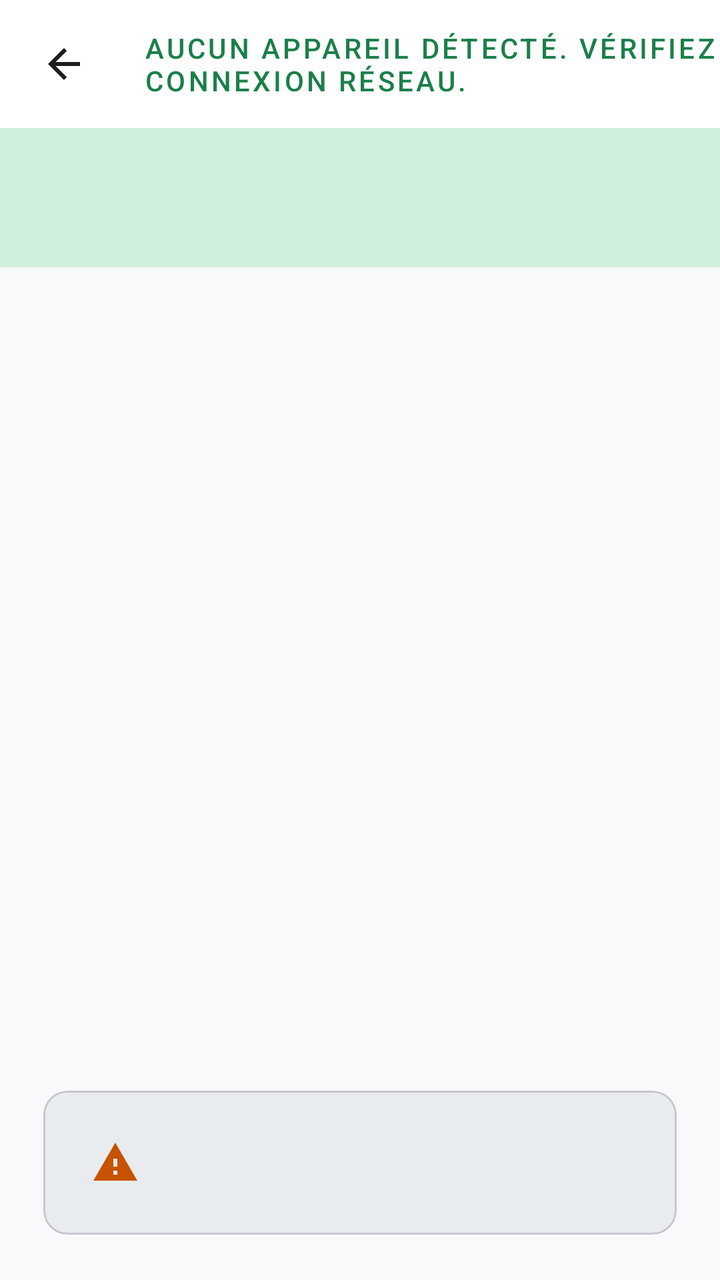
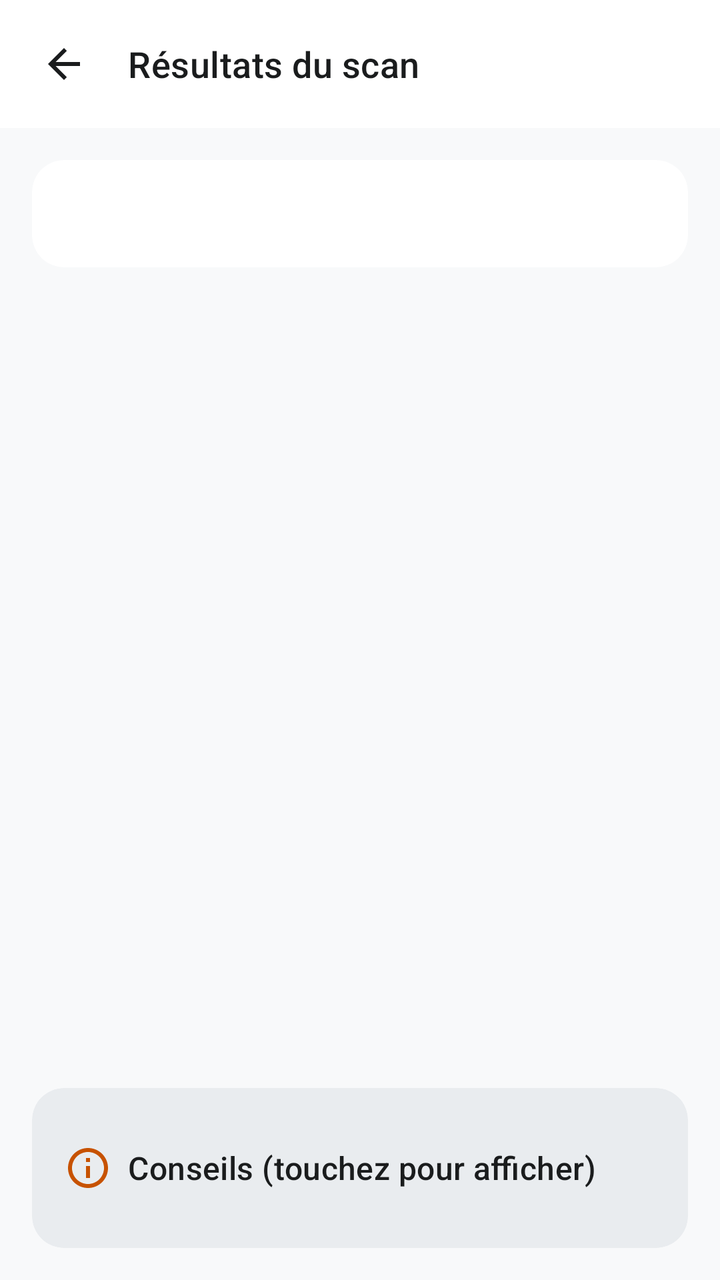

The first picture is an Android layout as it rendered before a commit; the second is the same layout after the commit. The layout source and the unified diff follow.
<!-- AndroidManifest.xml: application theme Theme.NetScan -->
<!-- res/layout/simple_activity_results.xml -->
<?xml version="1.0" encoding="utf-8"?>
<LinearLayout xmlns:android="http://schemas.android.com/apk/res/android"
    xmlns:app="http://schemas.android.com/apk/res-auto"
    android:layout_width="match_parent"
    android:layout_height="match_parent"
    android:fitsSystemWindows="true"
    android:orientation="vertical"
    android:background="?attr/colorBackground">

    
    <LinearLayout
        android:layout_width="match_parent"
        android:layout_height="?attr/actionBarSize"
        android:gravity="center_vertical"
        android:orientation="horizontal"
        android:background="?attr/colorSurface">

        <ImageButton
            android:id="@+id/button_back"
            android:layout_width="@dimen/touch_target_min"
            android:layout_height="@dimen/touch_target_min"
            android:layout_marginStart="@dimen/screen_padding_small"
            android:layout_marginTop="@dimen/screen_padding_small"
            android:layout_marginBottom="@dimen/screen_padding_small"
            android:background="?attr/selectableItemBackgroundBorderless"
            android:contentDescription="@string/common_back_description"
            android:scaleType="centerInside"
            android:src="@drawable/ic_back"
            app:tint="?attr/colorOnSurface" />

        <TextView
            android:layout_width="0dp"
            android:layout_height="wrap_content"
            android:layout_marginStart="@dimen/screen_padding"
            android:layout_weight="1"
            android:text="@string/simple_results_title"
            android:textAppearance="@style/TextAppearance.NetScan.Headline5"
            android:textColor="?attr/colorOnSurface" />

        <TextView
            android:id="@+id/text_count"
            android:layout_width="wrap_content"
            android:layout_height="wrap_content"
            android:layout_marginEnd="@dimen/screen_padding"
            android:text="@string/simple_results_empty"
            android:textAppearance="@style/TextAppearance.NetScan.LabelMedium"
            android:textColor="?attr/colorPrimary" />
    </LinearLayout>

    
    <FrameLayout
        android:id="@+id/banner_summary"
        android:layout_width="match_parent"
        android:layout_height="wrap_content"
        android:padding="@dimen/screen_padding_large"
        android:background="?attr/colorPrimaryContainer">

        <TextView
            android:id="@+id/text_summary"
            android:layout_width="match_parent"
            android:layout_height="wrap_content"
            android:textAppearance="@style/TextAppearance.NetScan.BodyLarge"
            android:textColor="?attr/colorOnPrimaryContainer"
            android:textStyle="bold" />
    </FrameLayout>

    
    <androidx.recyclerview.widget.RecyclerView
        android:id="@+id/recycler_devices"
        android:layout_width="match_parent"
        android:layout_height="0dp"
        android:layout_weight="1"
        android:clipToPadding="false"
        android:padding="@dimen/screen_padding" />

    
    <TextView
        android:id="@+id/text_empty"
        android:layout_width="match_parent"
        android:layout_height="wrap_content"
        android:padding="@dimen/screen_padding_large"
        android:gravity="center"
        android:text="@string/simple_results_empty"
        android:textAppearance="@style/TextAppearance.NetScan.BodyMedium"
        android:textColor="?attr/colorOnSurfaceVariant"
        android:visibility="gone" />

    
    <com.google.android.material.card.MaterialCardView
        android:id="@+id/card_advice"
        android:layout_width="match_parent"
        android:layout_height="wrap_content"
        android:layout_margin="@dimen/screen_padding"
        android:layout_marginTop="@dimen/screen_padding_small"
        android:layout_marginBottom="@dimen/screen_padding"
        app:cardBackgroundColor="?attr/colorSurfaceVariant"
        app:cardCornerRadius="12dp"
        app:cardElevation="0dp"
        app:cardUseCompatPadding="true">

        <LinearLayout
            android:layout_width="match_parent"
            android:layout_height="wrap_content"
            android:orientation="horizontal"
            android:padding="@dimen/screen_padding_large"
            android:gravity="center_vertical">

            <ImageView
                android:layout_width="24dp"
                android:layout_height="24dp"
                android:layout_marginEnd="@dimen/screen_padding_small"
                android:src="@drawable/ic_device_warning"
                app:tint="?attr/colorWarning" />

            <TextView
                android:id="@+id/text_advice"
                android:layout_width="0dp"
                android:layout_height="wrap_content"
                android:layout_weight="1"
                android:textAppearance="@style/TextAppearance.NetScan.BodyMedium"
                android:textColor="?attr/colorOnSurface" />
        </LinearLayout>
    </com.google.android.material.card.MaterialCardView>

</LinearLayout>
<!-- resources referenced by this layout -->
<resources>
  <!-- drawable ic_device_warning (drawable) -->
  <vector xmlns:android="http://schemas.android.com/apk/res/android"
      android:width="24dp"
      android:height="24dp"
      android:viewportWidth="24"
      android:viewportHeight="24"
      android:tint="?attr/colorPrimary">
      
      <path
          android:fillColor="@android:color/white"
          android:pathData="M1,21h22L12,2 1,21zM13,18h-2v-2h2v2zM13,14h-2v-4h2v4z" />
  </vector>
  <style name="Theme.NetScan" parent="Theme.Material3.DayNight.NoActionBar">
          
          <item name="colorPrimary">@color/primary</item>
          <item name="colorOnPrimary">@color/on_primary</item>
          <item name="colorPrimaryContainer">@color/primary_container</item>
          <item name="colorOnPrimaryContainer">@color/on_primary_container</item>
  
          
          <item name="colorSecondary">@color/secondary</item>
          <item name="colorOnSecondary">@color/on_secondary</item>
          <item name="colorSecondaryContainer">@color/secondary_container</item>
          <item name="colorOnSecondaryContainer">@color/on_secondary_container</item>
  
          
          <item name="colorSurface">@color/surface</item>
          <item name="colorOnSurface">@color/on_surface</item>
          <item name="colorSurfaceVariant">@color/surface_variant</item>
          <item name="colorOnSurfaceVariant">@color/on_surface_variant</item>
          <item name="colorBackground">@color/background</item>
          <item name="android:colorBackground">@color/background</item>
          <item name="android:windowBackground">@color/background</item>
  
          
          <item name="colorOutline">@color/outline</item>
          <item name="colorError">@color/error</item>
          <item name="colorOnError">@color/on_error</item>
          <item name="colorErrorContainer">@color/error_container</item>
          <item name="colorOnErrorContainer">@color/on_error_container</item>
  
          
          <item name="colorSuccess">@color/status_ok</item>
          <item name="colorWarning">@color/status_warning</item>
          <item name="colorOnWarning">@color/on_warning</item>
  
          
          <item name="buttonStyle">@style/Widget.NetScan.Button</item>
          <item name="borderlessButtonStyle">@style/Widget.NetScan.Button.Borderless</item>
  
          
          <item name="textInputStyle">@style/Widget.NetScan.TextInputLayout</item>
          <item name="editTextStyle">@style/Widget.NetScan.EditText</item>
  
          
          <item name="android:progressBarStyleHorizontal">@style/Widget.NetScan.ProgressBar.Horizontal</item>
  
          
          <item name="bottomNavigationStyle">@style/Widget.NetScan.BottomNavigationView</item>
      </style>
  <style name="Widget.NetScan.Button" parent="Widget.Material3.Button">
          <item name="android:insetLeft">0dp</item>
          <item name="android:insetTop">0dp</item>
          <item name="android:insetRight">0dp</item>
          <item name="android:insetBottom">0dp</item>
          <item name="android:paddingLeft">24dp</item>
          <item name="android:paddingTop">12dp</item>
          <item name="android:paddingRight">24dp</item>
          <item name="android:paddingBottom">12dp</item>
          <item name="cornerFamily">rounded</item>
          <item name="cornerRadius">12dp</item>
          <item name="android:elevation">2dp</item>
      </style>
  <style name="Widget.NetScan.Button.Borderless" parent="Widget.Material3.Button.TextButton">
          <item name="android:paddingLeft">16dp</item>
          <item name="android:paddingTop">8dp</item>
          <item name="android:paddingRight">16dp</item>
          <item name="android:paddingBottom">8dp</item>
          <item name="cornerFamily">rounded</item>
          <item name="cornerRadius">8dp</item>
      </style>
  <!-- unchanged entries left out for length: 39 -->
</resources>

<!-- the commit's change to res/layout/simple_activity_results.xml (unified diff, before → after) -->
@@ -3,25 +3,25 @@
     xmlns:app="http://schemas.android.com/apk/res-auto"
     android:layout_width="match_parent"
     android:layout_height="match_parent"
+    android:background="?attr/colorBackground"
     android:fitsSystemWindows="true"
-    android:orientation="vertical"
-    android:background="?attr/colorBackground">
+    android:orientation="vertical">
 
     
     <LinearLayout
         android:layout_width="match_parent"
-        android:layout_height="?attr/actionBarSize"
+        android:layout_height="wrap_content"
+        android:background="?attr/colorSurface"
         android:gravity="center_vertical"
+        android:minHeight="?attr/actionBarSize"
         android:orientation="horizontal"
-        android:background="?attr/colorSurface">
+        android:paddingStart="@dimen/screen_padding_small"
+        android:paddingEnd="@dimen/screen_padding">
 
         <ImageButton
             android:id="@+id/button_back"
             android:layout_width="@dimen/touch_target_min"
             android:layout_height="@dimen/touch_target_min"
-            android:layout_marginStart="@dimen/screen_padding_small"
-            android:layout_marginTop="@dimen/screen_padding_small"
-            android:layout_marginBottom="@dimen/screen_padding_small"
             android:background="?attr/selectableItemBackgroundBorderless"
             android:contentDescription="@string/common_back_description"
             android:scaleType="centerInside"
@@ -31,7 +31,7 @@
         <TextView
             android:layout_width="0dp"
             android:layout_height="wrap_content"
-            android:layout_marginStart="@dimen/screen_padding"
+            android:layout_marginStart="@dimen/screen_padding_small"
             android:layout_weight="1"
             android:text="@string/simple_results_title"
             android:textAppearance="@style/TextAppearance.NetScan.Headline5"
@@ -41,85 +41,112 @@
             android:id="@+id/text_count"
             android:layout_width="wrap_content"
             android:layout_height="wrap_content"
-            android:layout_marginEnd="@dimen/screen_padding"
-            android:text="@string/simple_results_empty"
             android:textAppearance="@style/TextAppearance.NetScan.LabelMedium"
             android:textColor="?attr/colorPrimary" />
     </LinearLayout>
 
     
-    <FrameLayout
+    <com.google.android.material.card.MaterialCardView
         android:id="@+id/banner_summary"
+        style="@style/Widget.NetScan.Card"
         android:layout_width="match_parent"
         android:layout_height="wrap_content"
-        android:padding="@dimen/screen_padding_large"
-        android:background="?attr/colorPrimaryContainer">
+        android:layout_marginStart="@dimen/screen_padding"
+        android:layout_marginTop="@dimen/screen_padding"
+        android:layout_marginEnd="@dimen/screen_padding"
+        app:strokeWidth="0dp">
 
         <TextView
             android:id="@+id/text_summary"
             android:layout_width="match_parent"
             android:layout_height="wrap_content"
+            android:padding="@dimen/screen_padding"
             android:textAppearance="@style/TextAppearance.NetScan.BodyLarge"
-            android:textColor="?attr/colorOnPrimaryContainer"
+            android:textColor="@color/status_on"
             android:textStyle="bold" />
-    </FrameLayout>
+    </com.google.android.material.card.MaterialCardView>
 
     
-    <androidx.recyclerview.widget.RecyclerView
-        android:id="@+id/recycler_devices"
+    <FrameLayout
         android:layout_width="match_parent"
         android:layout_height="0dp"
-        android:layout_weight="1"
-        android:clipToPadding="false"
-        android:padding="@dimen/screen_padding" />
+        android:layout_weight="1">
 
-    
-    <TextView
-        android:id="@+id/text_empty"
-        android:layout_width="match_parent"
-        android:layout_height="wrap_content"
-        android:padding="@dimen/screen_padding_large"
-        android:gravity="center"
-        android:text="@string/simple_results_empty"
-        android:textAppearance="@style/TextAppearance.NetScan.BodyMedium"
-        android:textColor="?attr/colorOnSurfaceVariant"
-        android:visibility="gone" />
+        <androidx.recyclerview.widget.RecyclerView
+            android:id="@+id/recycler_devices"
+            android:layout_width="match_parent"
+            android:layout_height="match_parent"
+            android:clipToPadding="false"
+            android:paddingTop="@dimen/screen_padding_small"
+            android:paddingBottom="@dimen/screen_padding_small" />
+
+        <TextView
+            android:id="@+id/text_empty"
+            android:layout_width="match_parent"
+            android:layout_height="wrap_content"
+            android:layout_gravity="center"
+            android:gravity="center"
+            android:padding="@dimen/screen_padding_large"
+            android:text="@string/simple_results_empty"
+            android:textAppearance="@style/TextAppearance.NetScan.BodyMedium"
+            android:textColor="?attr/colorOnSurfaceVariant"
+            android:visibility="gone" />
+    </FrameLayout>
 
     
     <com.google.android.material.card.MaterialCardView
         android:id="@+id/card_advice"
+        style="@style/Widget.NetScan.Card"
         android:layout_width="match_parent"
         android:layout_height="wrap_content"
-        android:layout_margin="@dimen/screen_padding"
+        android:layout_marginStart="@dimen/screen_padding"
         android:layout_marginTop="@dimen/screen_padding_small"
+        android:layout_marginEnd="@dimen/screen_padding"
         android:layout_marginBottom="@dimen/screen_padding"
+        android:clickable="true"
+        android:focusable="true"
         app:cardBackgroundColor="?attr/colorSurfaceVariant"
-        app:cardCornerRadius="12dp"
-        app:cardElevation="0dp"
-        app:cardUseCompatPadding="true">
+        app:strokeWidth="0dp">
 
         <LinearLayout
             android:layout_width="match_parent"
             android:layout_height="wrap_content"
-            android:orientation="horizontal"
-            android:padding="@dimen/screen_padding_large"
-            android:gravity="center_vertical">
+            android:orientation="vertical"
+            android:padding="@dimen/screen_padding">
 
-            <ImageView
-                android:layout_width="24dp"
-                android:layout_height="24dp"
-                android:layout_marginEnd="@dimen/screen_padding_small"
-                android:src="@drawable/ic_device_warning"
-                app:tint="?attr/colorWarning" />
+            <LinearLayout
+                android:layout_width="match_parent"
+                android:layout_height="wrap_content"
+                android:gravity="center_vertical"
+                android:minHeight="@dimen/touch_target_min"
+                android:orientation="horizontal">
+
+                <ImageView
+                    android:layout_width="24dp"
+                    android:layout_height="24dp"
+                    android:layout_marginEnd="@dimen/screen_padding_small"
+                    android:importantForAccessibility="no"
+                    android:src="@drawable/ic_info"
+                    app:tint="?attr/colorWarning" />
+
+                <TextView
+                    android:id="@+id/text_advice_title"
+                    android:layout_width="0dp"
+                    android:layout_height="wrap_content"
+                    android:layout_weight="1"
+                    android:text="@string/simple_advice_title"
+                    android:textAppearance="@style/TextAppearance.NetScan.TitleMedium"
+                    android:textColor="?attr/colorOnSurface" />
+            </LinearLayout>
 
             <TextView
                 android:id="@+id/text_advice"
-                android:layout_width="0dp"
+                android:layout_width="match_parent"
                 android:layout_height="wrap_content"
-                android:layout_weight="1"
+                android:layout_marginTop="@dimen/screen_padding_small"
                 android:textAppearance="@style/TextAppearance.NetScan.BodyMedium"
-                android:textColor="?attr/colorOnSurface" />
+                android:textColor="?attr/colorOnSurface"
+                android:visibility="gone" />
         </LinearLayout>
     </com.google.android.material.card.MaterialCardView>
-
 </LinearLayout>
<!-- resource entries referenced after the edit -->
@@ -1,17 +1,30 @@
 <!-- resources referenced by this layout -->
 <resources>
-  <!-- drawable ic_device_warning (drawable) -->
+  <color name="status_on">#FFFFFF</color>
+  <!-- drawable ic_info (drawable) -->
+  <?xml version="1.0" encoding="utf-8"?>
   <vector xmlns:android="http://schemas.android.com/apk/res/android"
       android:width="24dp"
       android:height="24dp"
       android:viewportWidth="24"
       android:viewportHeight="24"
-      android:tint="?attr/colorPrimary">
-      
+      android:tint="?attr/colorControlNormal">
       <path
           android:fillColor="@android:color/white"
-          android:pathData="M1,21h22L12,2 1,21zM13,18h-2v-2h2v2zM13,14h-2v-4h2v4z" />
+          android:pathData="M11,7h2v2h-2zM11,11h2v6h-2zM12,2C6.48,2 2,6.48 2,12s4.48,10 10,10 10,-4.48 10,-10S17.52,2 12,2zM12,20c-4.41,0 -8,-3.59 -8,-8s3.59,-8 8,-8 8,3.59 8,8 -3.59,8 -8,8z" />
   </vector>
+  <string name="simple_advice_title">Conseils (touchez pour afficher)</string>
+  <style name="TextAppearance.NetScan.TitleMedium" parent="TextAppearance.Material3.TitleMedium">
+          <item name="fontFamily">sans-serif-medium</item>
+          <item name="android:textSize">16sp</item>
+      </style>
+  <style name="Widget.NetScan.Card" parent="Widget.Material3.CardView.Outlined">
+          <item name="cardBackgroundColor">?attr/colorSurface</item>
+          <item name="strokeColor">@color/outline_variant</item>
+          <item name="strokeWidth">1dp</item>
+          <item name="cardCornerRadius">@dimen/card_corner_radius</item>
+          <item name="cardElevation">0dp</item>
+      </style>
   <style name="Theme.NetScan" parent="Theme.Material3.DayNight.NoActionBar">
           
           <item name="colorPrimary">@color/primary</item>
@@ -24,6 +37,12 @@
           <item name="colorOnSecondary">@color/on_secondary</item>
           <item name="colorSecondaryContainer">@color/secondary_container</item>
           <item name="colorOnSecondaryContainer">@color/on_secondary_container</item>
+  
+          
+          <item name="colorTertiary">@color/tertiary</item>
+          <item name="colorOnTertiary">@color/on_tertiary</item>
+          <item name="colorTertiaryContainer">@color/tertiary_container</item>
+          <item name="colorOnTertiaryContainer">@color/on_tertiary_container</item>
   
           
           <item name="colorSurface">@color/surface</item>
@@ -60,27 +79,35 @@
           
           <item name="bottomNavigationStyle">@style/Widget.NetScan.BottomNavigationView</item>
       </style>
+  <color name="outline_variant">#D6D9DC</color>
+  <dimen name="card_corner_radius">16dp</dimen>
+  <color name="tertiary">#7C50B8</color>
+  <color name="on_tertiary">#FFFFFF</color>
+  <color name="tertiary_container">#EADDFF</color>
+  <color name="on_tertiary_container">#2E005F</color>
   <style name="Widget.NetScan.Button" parent="Widget.Material3.Button">
-          <item name="android:insetLeft">0dp</item>
+          <item name="android:minHeight">@dimen/touch_target_min</item>
           <item name="android:insetTop">0dp</item>
-          <item name="android:insetRight">0dp</item>
           <item name="android:insetBottom">0dp</item>
-          <item name="android:paddingLeft">24dp</item>
-          <item name="android:paddingTop">12dp</item>
-          <item name="android:paddingRight">24dp</item>
-          <item name="android:paddingBottom">12dp</item>
-          <item name="cornerFamily">rounded</item>
-          <item name="cornerRadius">12dp</item>
-          <item name="android:elevation">2dp</item>
+          <item name="android:paddingLeft">20dp</item>
+          <item name="android:paddingRight">20dp</item>
+          <item name="android:paddingTop">10dp</item>
+          <item name="android:paddingBottom">10dp</item>
+          <item name="cornerRadius">@dimen/button_corner_radius</item>
+          <item name="iconGravity">textStart</item>
       </style>
   <style name="Widget.NetScan.Button.Borderless" parent="Widget.Material3.Button.TextButton">
-          <item name="android:paddingLeft">16dp</item>
+          <item name="android:minHeight">@dimen/touch_target_min</item>
+          <item name="android:insetTop">0dp</item>
+          <item name="android:insetBottom">0dp</item>
+          <item name="android:paddingLeft">12dp</item>
+          <item name="android:paddingRight">12dp</item>
           <item name="android:paddingTop">8dp</item>
-          <item name="android:paddingRight">16dp</item>
           <item name="android:paddingBottom">8dp</item>
-          <item name="cornerFamily">rounded</item>
           <item name="cornerRadius">8dp</item>
+          <item name="iconGravity">textStart</item>
       </style>
+  <dimen name="button_corner_radius">12dp</dimen>
   <!-- unchanged entries left out for length: 39 -->
 </resources>
 
